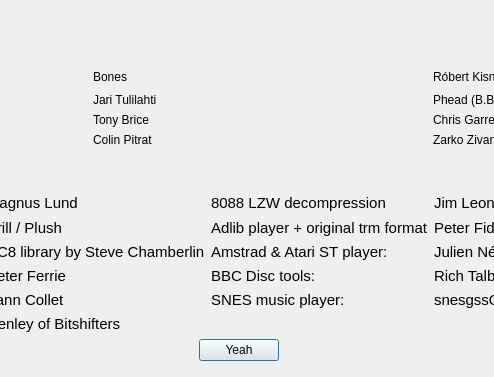
Qt form source/dialogabout.ui (leuat/TRSE) before a commit; both pictures show x 317 to 811 and y 459 to 836 of the 1097 by 836 pixel window.
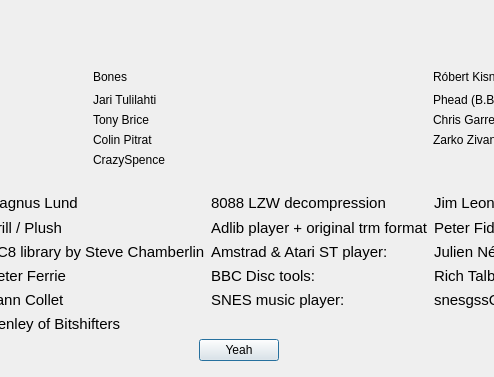
The same form after that commit. Icons and pictures are not drawn.

Commit message: Added CrazySpence game

The edit to the form file:
```diff
--- a/source/dialogabout.ui
+++ b/source/dialogabout.ui
@@ -561,6 +561,33 @@
          </item>
         </layout>
        </item>
+       <item row="9" column="2">
+        <layout class="QHBoxLayout" name="horizontalLayout_24" stretch="1,100">
+         <item>
+          <widget class="QLabel" name="label_44">
+           <property name="text">
+            <string/>
+           </property>
+           <property name="pixmap">
+            <pixmap resource="../resources.qrc">:/resources/images/portraits/hairguy_small.png</pixmap>
+           </property>
+           <property name="scaledContents">
+            <bool>false</bool>
+           </property>
+          </widget>
+         </item>
+         <item>
+          <widget class="QLabel" name="lblDate_29">
+           <property name="text">
+            <string>CrazySpence</string>
+           </property>
+           <property name="alignment">
+            <set>Qt::AlignLeading|Qt::AlignLeft|Qt::AlignVCenter</set>
+           </property>
+          </widget>
+         </item>
+        </layout>
+       </item>
       </layout>
      </item>
      <item>
```
The commit also changes 25 other files.
